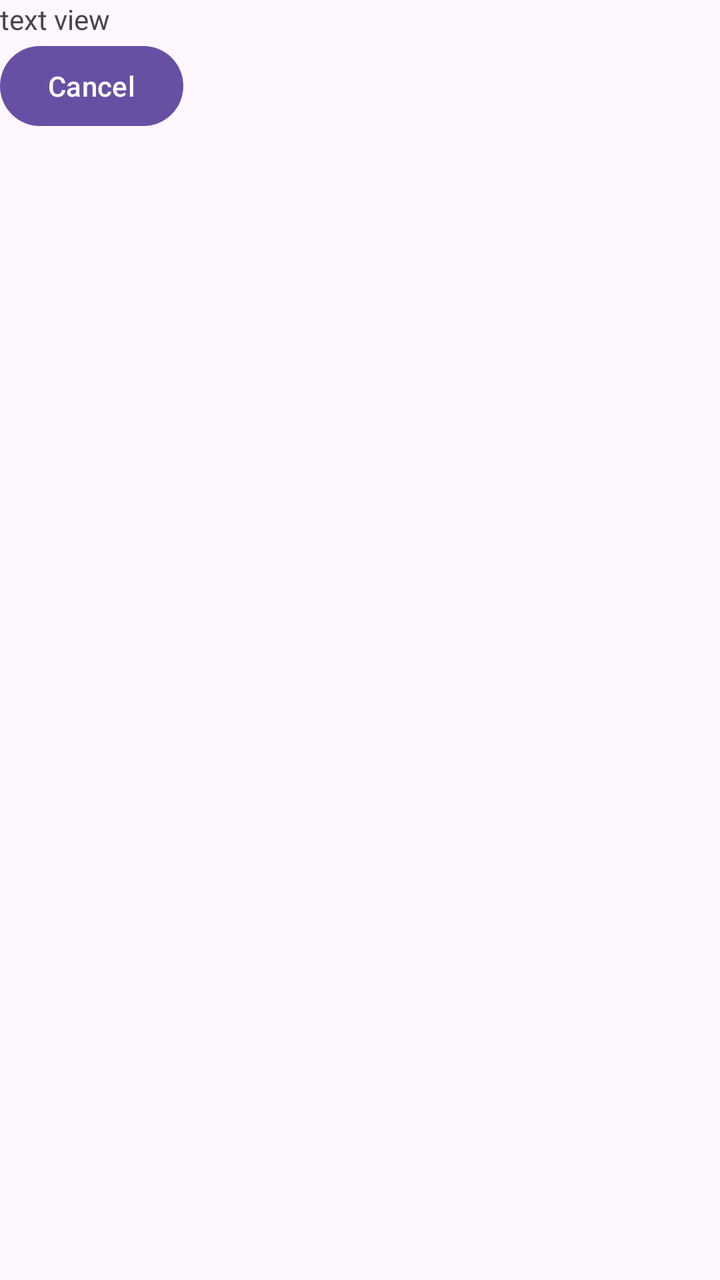
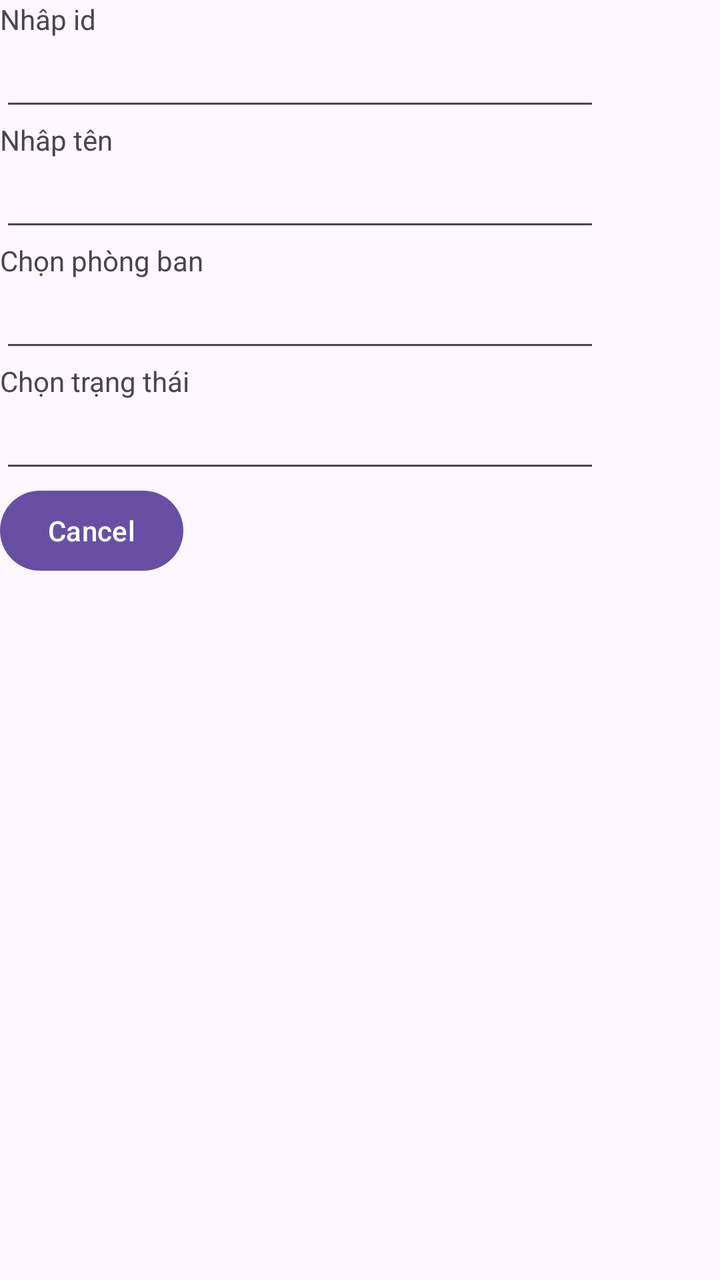

An Android layout rendered at two revisions. The XML below is the earlier revision; the diff shows what the commit changed to produce the second picture.
<!-- AndroidManifest.xml: application theme Theme.Tuan6 -->
<!-- res/layout/activity_chitietsinhvien.xml -->
<?xml version="1.0" encoding="utf-8"?>
<LinearLayout xmlns:android="http://schemas.android.com/apk/res/android"
    xmlns:app="http://schemas.android.com/apk/res-auto"
    xmlns:tools="http://schemas.android.com/tools"
    android:id="@+id/main"
    android:layout_width="match_parent"
    android:layout_height="match_parent"
    tools:context=".bai1.chitietsinhvien"
    android:orientation="vertical">
    <TextView
        android:id="@+id/tv"
        android:layout_width="wrap_content"
        android:layout_height="wrap_content"
        android:text="text view"/>
    <Button
        android:id="@+id/btn"
        android:layout_width="wrap_content"
        android:layout_height="wrap_content"
        android:text="Cancel"/>
</LinearLayout>
<!-- resources referenced by this layout -->
<resources>
  <style name="Theme.Tuan6" parent="Base.Theme.Tuan6" />
  <style name="Base.Theme.Tuan6" parent="Theme.Material3.DayNight.NoActionBar">
          
          
      </style>
</resources>

<!-- the commit's change to res/layout/activity_chitietsinhvien.xml (unified diff, before → after) -->
@@ -8,10 +8,37 @@
     tools:context=".bai1.chitietsinhvien"
     android:orientation="vertical">
     <TextView
-        android:id="@+id/tv"
         android:layout_width="wrap_content"
         android:layout_height="wrap_content"
-        android:text="text view"/>
+        android:text="Nhâp id"/>
+    <EditText
+        android:id="@+id/edtID"
+        android:layout_width="300dp"
+        android:layout_height="wrap_content"/>
+    <TextView
+        android:layout_width="wrap_content"
+        android:layout_height="wrap_content"
+        android:text="Nhâp tên"/>
+    <EditText
+        android:id="@+id/ten"
+        android:layout_width="300dp"
+        android:layout_height="wrap_content"/>
+    <TextView
+        android:layout_width="wrap_content"
+        android:layout_height="wrap_content"
+        android:text="Chọn phòng ban"/>
+    <EditText
+        android:id="@+id/phong"
+        android:layout_width="300dp"
+        android:layout_height="wrap_content"/>
+    <TextView
+        android:layout_width="wrap_content"
+        android:layout_height="wrap_content"
+        android:text="Chọn trạng thái"/>
+    <EditText
+        android:id="@+id/trangthai"
+        android:layout_width="300dp"
+        android:layout_height="wrap_content"/>
     <Button
         android:id="@+id/btn"
         android:layout_width="wrap_content"
